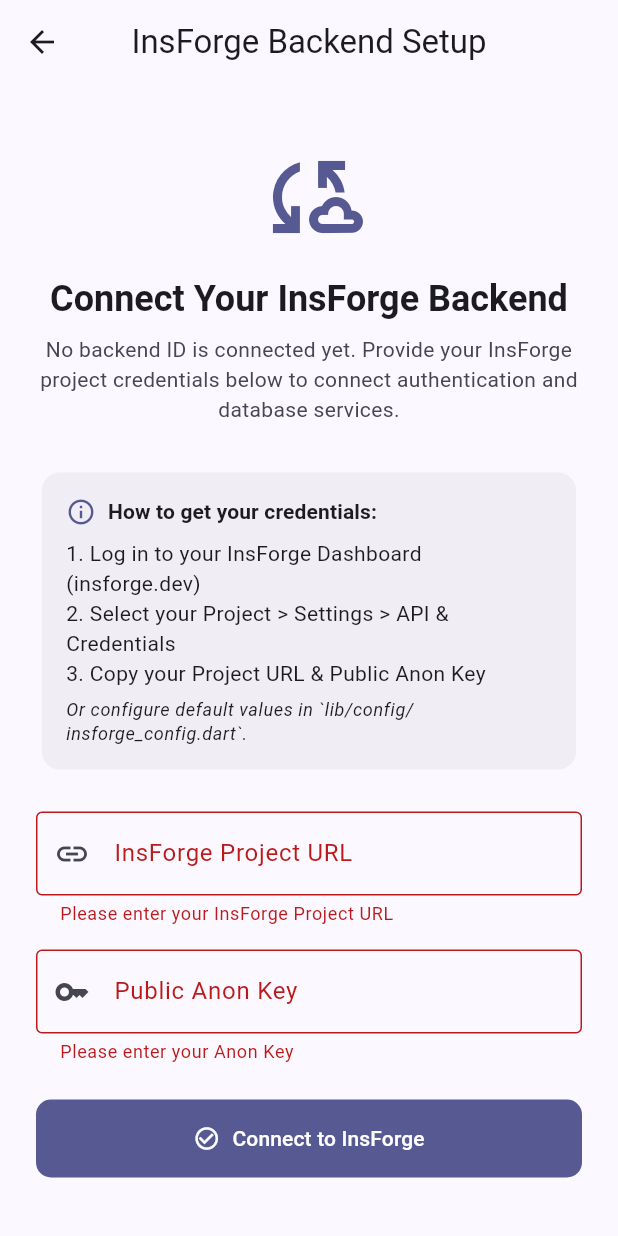
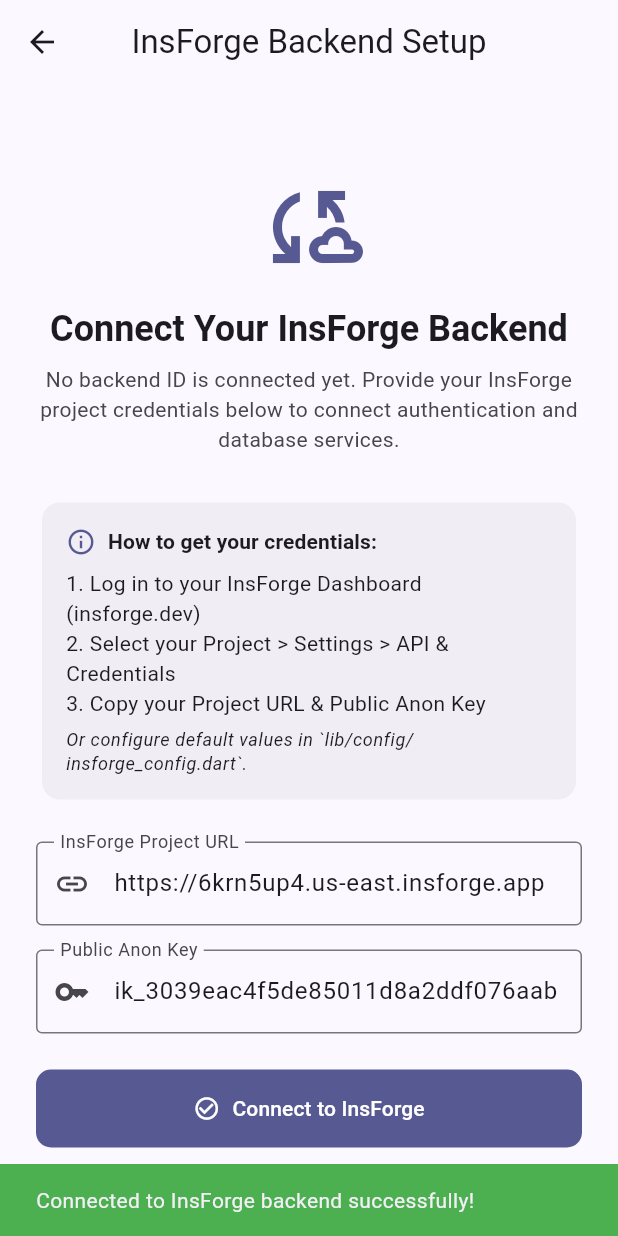
Before and after one commit to vinaysahu-11/futuer, a Flutter app: the ConnectionScreen screen opened directly, after a tap on "Connect to InsForge", on a phone screen of 412 x 824 dp. Run offline on Flutter 3.47's test engine with Material 3 defaults, Android fonts, the phone set to English and light mode, and no system bars; our stand-ins replace flutter_secure_storage; missing offline and left inert: insforge_flutter; accounts and stored records are empty.

Commit message:
Link InsForge project futuer123 for projecttest1437@gmail.com

```diff
--- a/lib/config/insforge_config.dart
+++ b/lib/config/insforge_config.dart
@@ -1,27 +1,23 @@
 /// Configuration for InsForge Backend.
 ///
-/// By default, credentials are empty placeholders so the app does NOT connect
-/// to any dummy or unauthorized ID until you supply your credentials.
-///
-/// You can either:
-/// 1. Enter your Project URL & Anon Key in this file, OR
-/// 2. Launch the app and enter them directly on the Setup screen.
+/// Linked project: futuer123 (8b68b972-f8f5-4f51-a96d-cac5b84afaa6)
+/// Account: projecttest1437@gmail.com
 class InsforgeConfig {
   InsforgeConfig._();
 
   /// Your InsForge Project Base URL.
-  /// Example: 'https://xyz123.us-east.insforge.app'
-  /// Leave empty or set to your actual InsForge backend URL.
-  static const String defaultUrl = '';
+  static const String defaultUrl = 'https://6krn5up4.us-east.insforge.app';
 
-  /// Your InsForge Public Anonymous Key.
-  /// Leave empty or set to your actual InsForge anon key.
-  static const String defaultAnonKey = '';
+  /// Your InsForge Project API / Anon Key.
+  static const String defaultAnonKey = 'ik_3039eac4f5de85011d8a2ddf076aab68';
+
+  /// Project Identifier.
+  static const String projectId = '8b68b972-f8f5-4f51-a96d-cac5b84afaa6';
 
   /// Optional OpenRouter / AI API key if utilizing InsForge AI gateway.
   static const String defaultAiKey = '';
 
-  /// Checks if URL and Key are provided and not default placeholders.
+  /// Checks if URL and Key are provided and not empty placeholders.
   static bool isConfigured({String? url, String? anonKey}) {
     final effectiveUrl = (url ?? defaultUrl).trim();
     final effectiveKey = (anonKey ?? defaultAnonKey).trim();
```
Also changed, not shown: 2 other files.
